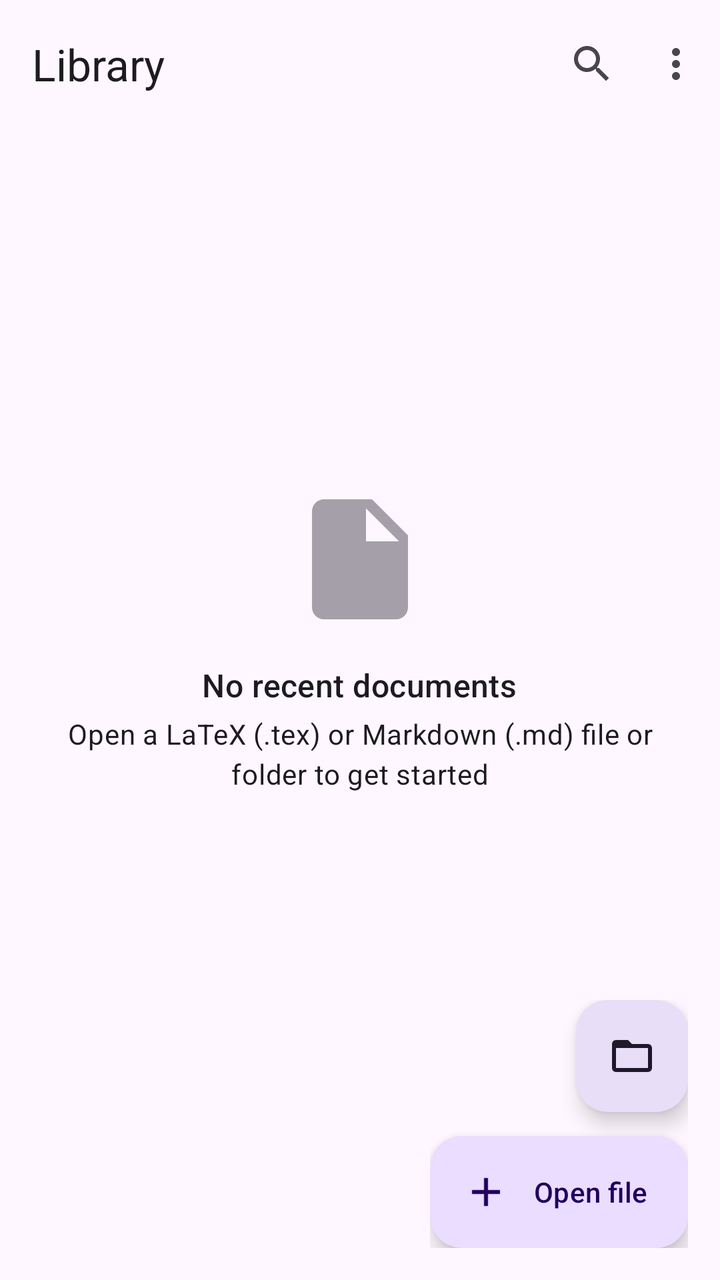
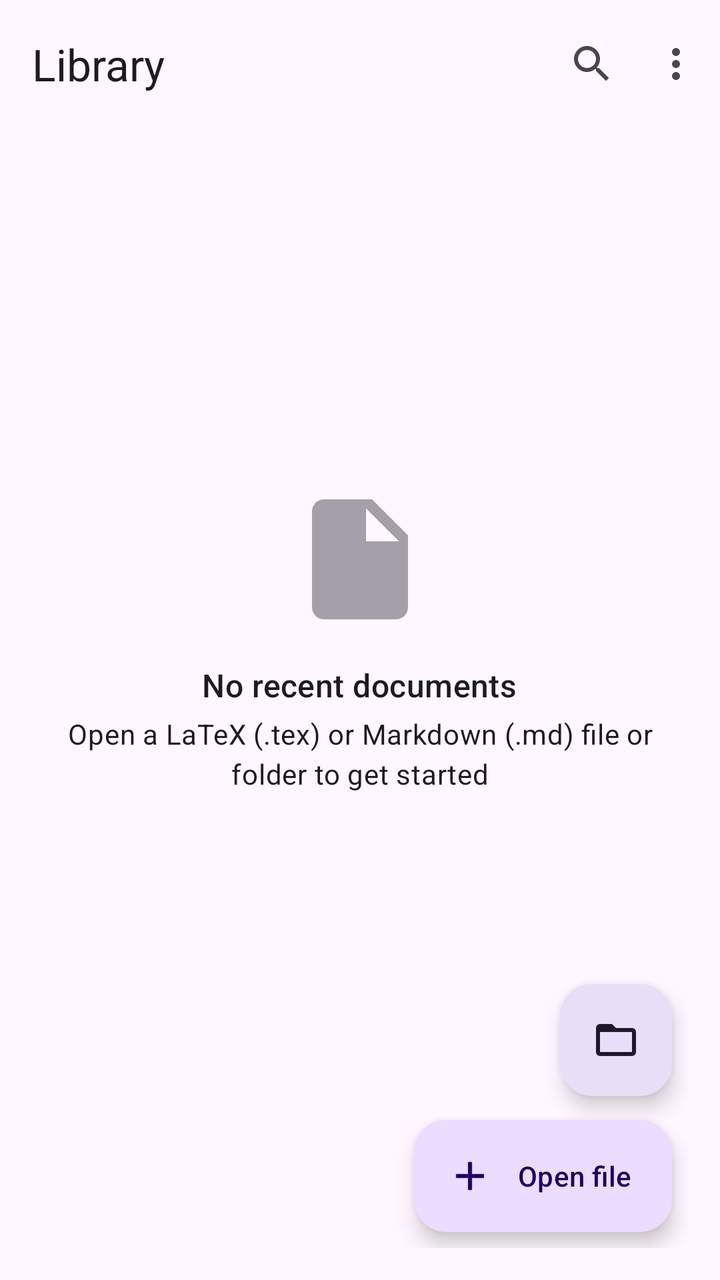

Screens rendered from an Android XML layout before and after an edit, with the pre-edit source and the edit as a unified diff.
<!-- AndroidManifest.xml: application theme Theme.App -->
<!-- res/layout/activity_main.xml -->
<?xml version="1.0" encoding="utf-8"?>
<androidx.coordinatorlayout.widget.CoordinatorLayout xmlns:android="http://schemas.android.com/apk/res/android"
    xmlns:app="http://schemas.android.com/apk/res-auto"
    android:layout_width="match_parent"
    android:layout_height="match_parent"
    android:fitsSystemWindows="true"
    android:background="?attr/colorSurface">

    <com.google.android.material.appbar.AppBarLayout
        android:layout_width="match_parent"
        android:layout_height="wrap_content"
        android:fitsSystemWindows="true"
        android:background="?attr/colorSurface"
        app:elevation="0dp">

        <com.google.android.material.appbar.MaterialToolbar
            android:id="@+id/toolbar"
            android:layout_width="match_parent"
            android:layout_height="?attr/actionBarSize"
            app:menu="@menu/main"
            app:title="Library" />
    </com.google.android.material.appbar.AppBarLayout>

    <androidx.recyclerview.widget.RecyclerView android:id="@+id/list" android:layout_width="match_parent" android:layout_height="match_parent"
        android:padding="@dimen/library_padding" android:clipToPadding="false" android:paddingBottom="@dimen/library_padding_bottom"
        app:layout_behavior="@string/appbar_scrolling_view_behavior"/>

    <LinearLayout android:id="@+id/empty" android:layout_width="wrap_content" android:layout_height="wrap_content" android:layout_gravity="center"
        android:orientation="vertical" android:gravity="center_horizontal" android:padding="32dp">
        <ImageView android:layout_width="72dp" android:layout_height="72dp" android:src="@drawable/ic_file" android:alpha="0.5" android:contentDescription="empty"/>
        <TextView android:id="@+id/emptyTitle" android:layout_width="wrap_content" android:layout_height="wrap_content" android:layout_marginTop="16dp" android:text="No recent documents" android:textAppearance="?attr/textAppearanceTitleMedium"/>
        <TextView android:id="@+id/emptyText" android:layout_width="wrap_content" android:layout_height="wrap_content" android:layout_marginTop="4dp" android:maxWidth="320dp" android:text="Open a LaTeX (.tex) or Markdown (.md) file or folder to get started" android:gravity="center" android:textAppearance="?attr/textAppearanceBodyMedium"/>
    </LinearLayout>

    <LinearLayout android:layout_width="wrap_content" android:layout_height="wrap_content" android:layout_gravity="bottom|end" android:layout_margin="16dp" android:orientation="vertical" android:gravity="end">
        <com.google.android.material.floatingactionbutton.FloatingActionButton android:id="@+id/fabFolder" style="@style/Widget.Material3.FloatingActionButton.Secondary"
            android:layout_width="wrap_content" android:layout_height="wrap_content" android:layout_marginBottom="12dp" app:srcCompat="@drawable/ic_folder_open" android:contentDescription="Open folder"/>
        <com.google.android.material.floatingactionbutton.ExtendedFloatingActionButton android:id="@+id/fabFile" android:layout_width="wrap_content" android:layout_height="wrap_content"
            android:text="Open file" app:icon="@drawable/ic_add"/>
    </LinearLayout>
</androidx.coordinatorlayout.widget.CoordinatorLayout>
<!-- resources referenced by this layout -->
<resources>
  <!-- drawable ic_add (drawable) -->
  <vector xmlns:android="http://schemas.android.com/apk/res/android" android:width="24dp" android:height="24dp" android:viewportWidth="24" android:viewportHeight="24" android:tint="?attr/colorControlNormal"><path android:fillColor="#FFFFFF" android:pathData="M19,13h-6v6h-2v-6H5v-2h6V5h2v6h6v2z"/></vector>
  <!-- drawable ic_file (drawable) -->
  <vector xmlns:android="http://schemas.android.com/apk/res/android" android:width="48dp" android:height="48dp" android:viewportWidth="24" android:viewportHeight="24" android:tint="?attr/colorOnSurfaceVariant">
  <path android:fillColor="#FFF" android:pathData="M14,2H6C4.9,2 4,2.9 4,4v16c0,1.1 0.9,2 2,2h12c1.1,0 2,-0.9 2,-2V8l-6,-6zM13,9V3.5L18.5,9H13z"/></vector>
  <!-- drawable ic_folder_open (drawable) -->
  <vector xmlns:android="http://schemas.android.com/apk/res/android" android:width="24dp" android:height="24dp" android:viewportWidth="24" android:viewportHeight="24" android:tint="?attr/colorControlNormal"><path android:fillColor="#FFFFFF" android:pathData="M20,6h-8l-2,-2H4c-1.1,0 -1.99,0.9 -1.99,2L2,18c0,1.1 0.9,2 2,2h16c1.1,0 2,-0.9 2,-2V8c0,-1.1 -0.9,-2 -2,-2zM20,18H4V8h16v10z"/></vector>
  <style name="Theme.App" parent="Theme.Material3.DayNight.NoActionBar" />
</resources>

<!-- the commit's change to res/layout/activity_main.xml (unified diff, before → after) -->
@@ -1,9 +1,9 @@
 <?xml version="1.0" encoding="utf-8"?>
 <androidx.coordinatorlayout.widget.CoordinatorLayout xmlns:android="http://schemas.android.com/apk/res/android"
     xmlns:app="http://schemas.android.com/apk/res-auto"
+    android:id="@+id/root"
     android:layout_width="match_parent"
     android:layout_height="match_parent"
-    android:fitsSystemWindows="true"
     android:background="?attr/colorSurface">
 
     <com.google.android.material.appbar.AppBarLayout
@@ -32,7 +32,8 @@
         <TextView android:id="@+id/emptyText" android:layout_width="wrap_content" android:layout_height="wrap_content" android:layout_marginTop="4dp" android:maxWidth="320dp" android:text="Open a LaTeX (.tex) or Markdown (.md) file or folder to get started" android:gravity="center" android:textAppearance="?attr/textAppearanceBodyMedium"/>
     </LinearLayout>
 
-    <LinearLayout android:layout_width="wrap_content" android:layout_height="wrap_content" android:layout_gravity="bottom|end" android:layout_margin="16dp" android:orientation="vertical" android:gravity="end">
+    <LinearLayout android:id="@+id/fabContainer" android:layout_width="wrap_content" android:layout_height="wrap_content" android:layout_gravity="bottom|end" android:layout_margin="16dp"
+        android:padding="8dp" android:clipChildren="false" android:clipToPadding="false" android:orientation="vertical" android:gravity="end">
         <com.google.android.material.floatingactionbutton.FloatingActionButton android:id="@+id/fabFolder" style="@style/Widget.Material3.FloatingActionButton.Secondary"
             android:layout_width="wrap_content" android:layout_height="wrap_content" android:layout_marginBottom="12dp" app:srcCompat="@drawable/ic_folder_open" android:contentDescription="Open folder"/>
         <com.google.android.material.floatingactionbutton.ExtendedFloatingActionButton android:id="@+id/fabFile" android:layout_width="wrap_content" android:layout_height="wrap_content"
